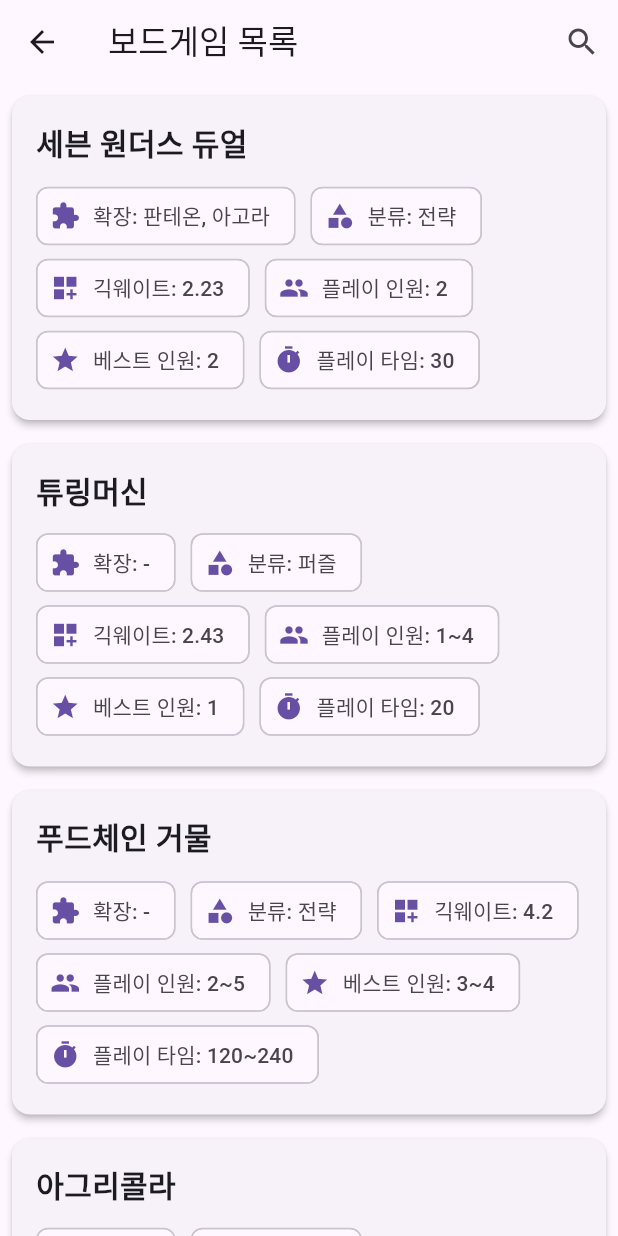
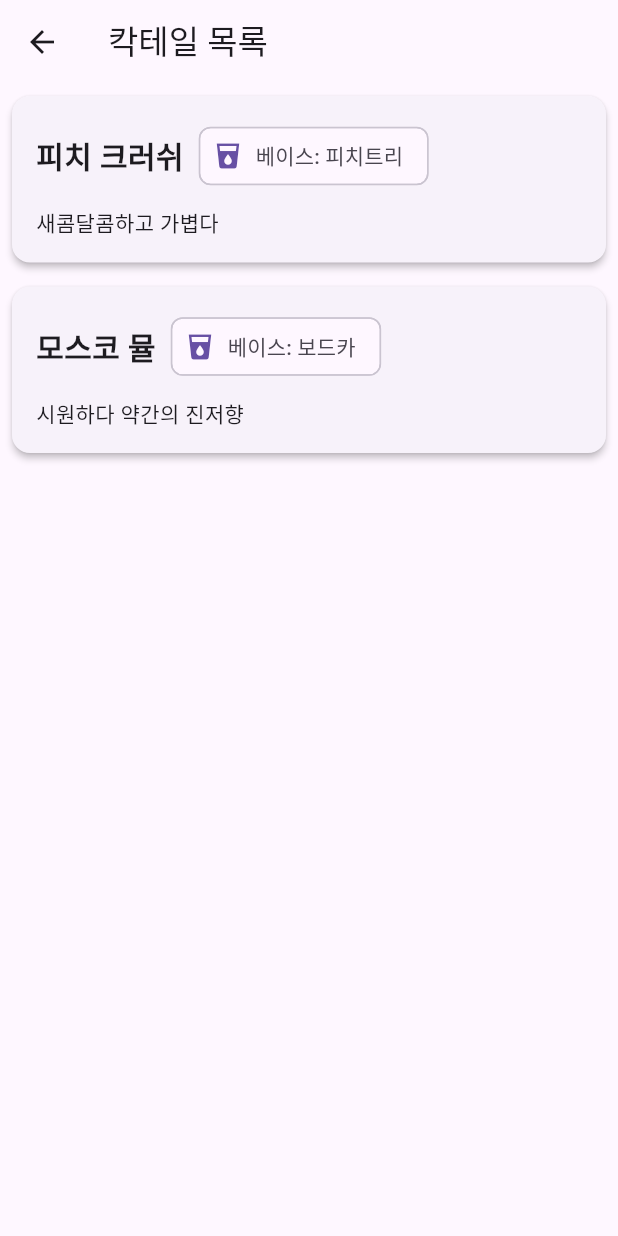
Before and after one commit to sechiyo97/daynyong_house_flutter, a Flutter app: the screen it shows after launch, after a tap on "칵테일 메뉴", on a phone screen of 412 x 824 dp. Run offline on Flutter 3.47's test engine with Material 3 defaults, Android fonts, the phone set to English and light mode, and no system bars; our stand-ins replace csv, get.

Commit message:
칵테일 메뉴 추가

```diff
--- /dev/null
+++ b/assets/csv/daynyong-house-cocktails.csv
@@ -0,0 +1,3 @@
+이름,베이스,설명
+피치 크러쉬,피치트리,새콤달콤하고 가볍다
+모스코 뮬,보드카,시원하다 약간의 진저향
--- /dev/null
+++ b/lib/cocktails/cocktails_screen.dart
@@ -0,0 +1,62 @@
+import 'package:csv/csv.dart';
+import 'package:daynyong_house_flutter/cocktails/component/cocktail_tile.dart';
+import 'package:flutter/material.dart';
+import 'package:flutter/services.dart';
+import '../component/custom_scaffold.dart';
+import 'model/cocktail.dart';
+
+class CocktailsScreen extends StatefulWidget {
+  const CocktailsScreen({Key? key}) : super(key: key);
+
+  @override
+  State<CocktailsScreen> createState() => _CocktailsScreenState();
+}
+
+class _CocktailsScreenState extends State<CocktailsScreen> {
+  late Future<List<Cocktail>> cocktails;
+
+  @override
+  void initState() {
+    super.initState();
+    cocktails = loadCocktailsCsvData();
+  }
+
+  Future<List<Cocktail>> loadCocktailsCsvData() async {
+    final csvDataString = await rootBundle.loadString('assets/csv/daynyong-house-cocktails.csv');
+    List<List<dynamic>> csvList = const CsvToListConverter().convert(csvDataString);
+    return csvList.sublist(1).map((row) => Cocktail.fromCsvRow(row)).toList();
+  }
+
+  @override
+  Widget build(BuildContext context) {
+    return CustomScaffold(
+      appBar: AppBar(
+        title: const Text('칵테일 목록'),
+      ),
+      body: Column(
+        children: [
+          Expanded(
+            child: FutureBuilder<List<Cocktail>>(
+              future: cocktails,
+              builder: (context, snapshot) {
+                if (snapshot.hasData) {
+                  var data = snapshot.data!;
+                  return ListView.builder(
+                    itemCount: data.length,
+                    itemBuilder: (context, index) {
+                      Cocktail cocktail = data[index];
+                      return CocktailTile(cocktail: cocktail);
+                    },
+                  );
+                } else if (snapshot.hasError) {
+                  return Text('Error: ${snapshot.error}');
+                }
+                return const Center(child: CircularProgressIndicator());
+              },
+            ),
+          ),
+        ],
+      ),
+    );
+  }
+}
--- /dev/null
+++ b/lib/cocktails/component/cocktail_tile.dart
@@ -0,0 +1,44 @@
+import 'package:daynyong_house_flutter/cocktails/model/cocktail.dart';
+import 'package:flutter/material.dart';
+
+class CocktailTile extends StatelessWidget {
+  final Cocktail cocktail;
+
+  const CocktailTile({Key? key, required this.cocktail}) : super(key: key);
+
+  @override
+  Widget build(BuildContext context) {
+    return Card(
+      elevation: 2,
+      margin: const EdgeInsets.all(8.0),
+      child: Padding(
+        padding: const EdgeInsets.all(16.0),
+        child: Column(
+          crossAxisAlignment: CrossAxisAlignment.start,
+          children: [
+            Row(
+              children: [
+                Text(
+                  cocktail.name,
+                  style: const TextStyle(
+                    fontSize: 20,
+                    fontWeight: FontWeight.bold,
+                  ),
+                ),
+                SizedBox(width: 10),
+                Chip(
+                  label: Text('베이스: ${cocktail.base}'),
+                  avatar: Icon(Icons.local_drink, size: 20),
+                ),
+              ],
+            ),
+            const SizedBox(height: 10),
+            Text(
+              cocktail.description,
+            )
+          ],
+        ),
+      ),
+    );
+  }
+}
--- /dev/null
+++ b/lib/cocktails/model/cocktail.dart
@@ -0,0 +1,19 @@
+class Cocktail {
+  final String name;
+  final String base;
+  final String description;
+
+  Cocktail({
+    required this.name,
+    required this.base,
+    required this.description,
+  });
+
+  factory Cocktail.fromCsvRow(List<dynamic> row) {
+    return Cocktail(
+      name: row[0].toString(),
+      base: row[1].toString(),
+      description: row[2].toString(),
+    );
+  }
+}
--- a/lib/main.dart
+++ b/lib/main.dart
@@ -1,7 +1,6 @@
 import 'package:daynyong_house_flutter/boardgames/board_games_screen.dart';
+import 'package:daynyong_house_flutter/cocktails/cocktails_screen.dart';
 import 'package:flutter/material.dart';
-import 'package:flutter/services.dart' show rootBundle;
-import 'package:csv/csv.dart';
 import 'package:get/get.dart';
 
 import 'main_screen.dart';
@@ -24,6 +23,10 @@
           name: '/boardgames',
           page: () => const BoardGamesScreen(),
         ),
+        GetPage(
+          name: '/cocktails',
+          page: () => const CocktailsScreen(),
+        ),
       ],
     );
   }
--- a/lib/main_screen.dart
+++ b/lib/main_screen.dart
@@ -30,7 +30,7 @@
           ElevatedButton(
             child: const Text("칵테일 메뉴"),
             onPressed: () {
-              Get.toNamed("/boardgames");
+              Get.toNamed("/cocktails");
             },
           ),
         ],
```
Also changed, not shown: assets/csv/daynyong-house-boardgames.csv (+3 -2 lines), 3 other files.
